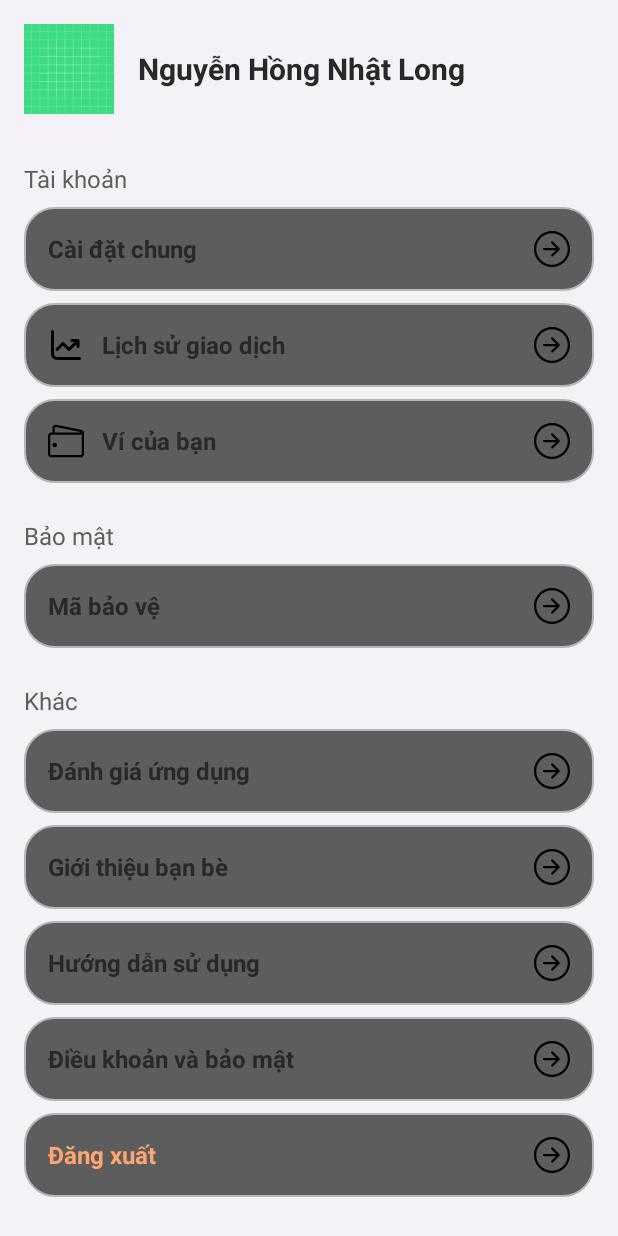
After one commit to duy321111/expense_tracker_app, an Android app: the ProfileActivity screen opened directly, with no data from a screen before it, on a phone screen of 412 x 824 dp. The commit adds this screen. Run offline under Robolectric (Android 15) with nearby library versions, the phone set to English and light mode, and no system bars.

```diff
--- /dev/null
+++ b/app/src/main/java/com/example/expense_tracker_app/ui/ProfileActivity.java
@@ -0,0 +1,33 @@
+package com.example.expense_tracker_app.ui;
+
+import android.os.Bundle;
+import androidx.appcompat.app.AppCompatActivity;
+import androidx.fragment.app.FragmentTransaction; // Import class này
+import com.example.expense_tracker_app.R;
+
+public class ProfileActivity extends AppCompatActivity {
+
+    @Override
+    protected void onCreate(Bundle savedInstanceState) {
+        super.onCreate(savedInstanceState);
+
+        // Gắn layout "cái khung" mà bạn vừa tạo ở Bước 1
+        setContentView(R.layout.activity_profile);
+
+        // Chỉ tải Fragment khi Activity được tạo lần đầu
+        if (savedInstanceState == null) {
+
+            // 1. Tạo một đối tượng ProfileFragment
+            ProfileFragment profileFragment = new ProfileFragment();
+
+            // 2. Lấy trình quản lý Fragment và bắt đầu giao dịch
+            FragmentTransaction transaction = getSupportFragmentManager().beginTransaction();
+
+            // 3. Thay thế nội dung của container (cái FrameLayout) bằng Fragment của bạn
+            transaction.replace(R.id.fragment_container_profile, profileFragment);
+
+            // 4. Hoàn tất giao dịch
+            transaction.commit();
+        }
+    }
+}
--- /dev/null
+++ b/app/src/main/java/com/example/expense_tracker_app/ui/ProfileFragment.java
@@ -0,0 +1,15 @@
+package com.example.expense_tracker_app.ui;
+
+import  com.example.expense_tracker_app.R;
+import android.os.Bundle;
+import android.view.LayoutInflater;
+import android.view.View;
+import android.view.ViewGroup;
+import androidx.fragment.app.Fragment;
+
+public class ProfileFragment extends Fragment {
+    @Override
+    public View onCreateView(LayoutInflater inflater, ViewGroup container, Bundle savedInstanceState) {
+        return inflater.inflate(R.layout.fragment_profile, container, false);
+    }
+}
--- /dev/null
+++ b/app/src/main/res/layout/activity_profile.xml
@@ -0,0 +1,7 @@
+<?xml version="1.0" encoding="utf-8"?>
+<FrameLayout xmlns:android="http://schemas.android.com/apk/res/android"
+    xmlns:tools="http://schemas.android.com/tools"
+    android:id="@+id/fragment_container_profile"
+    android:layout_width="match_parent"
+    android:layout_height="match_parent"
+    tools:context=".ui.ProfileActivity" />
--- a/app/src/main/res/layout/fragment_account_info.xml
+++ b/app/src/main/res/layout/fragment_account_info.xml
@@ -77,7 +77,6 @@
         android:layout_marginEnd="16dp"
         android:background="@drawable/bg_input"
         android:drawableStart="@drawable/user"
-        android:drawableEnd="@drawable/ic_edit_pen"
         android:drawablePadding="12dp"
         android:hint="@string/account_info_fullname_hint"
         android:padding="16dp"
@@ -106,7 +105,6 @@
         android:layout_marginTop="8dp"
         android:layout_marginEnd="16dp"
         android:background="@drawable/bg_input"
-        android:drawableStart="@drawable/ic_email"
         android:drawablePadding="12dp"
         android:hint="@string/account_info_email_hint"
         android:inputType="textEmailAddress"
@@ -135,7 +133,6 @@
         android:layout_marginTop="8dp"
         android:layout_marginEnd="16dp"
         android:background="@drawable/bg_input"
-        android:drawableStart="@drawable/ic_lock"
         android:drawableEnd="@drawable/password_svgrepo_com"
         android:drawablePadding="12dp"
         android:enabled="false"
--- a/app/src/main/res/layout/fragment_my_wallets.xml
+++ b/app/src/main/res/layout/fragment_my_wallets.xml
@@ -61,7 +61,7 @@
             android:textColor="@color/white"
             android:textSize="24sp"
             android:textStyle="bold"
-            app:layout_constraintStart_toStartOf="parsent"
+            app:layout_constraintStart_toStartOf="parent"
             app:layout_constraintTop_toTopOf="parent" />
 
     </androidx.cardview.widget.CardView>
--- a/app/src/main/res/layout/fragment_profile.xml
+++ b/app/src/main/res/layout/fragment_profile.xml
@@ -4,7 +4,7 @@
     android:layout_width="match_parent"
     android:layout_height="match_parent"
     android:background="@color/neutral_50"
-    tools:context=".ProfileFragment">
+    tools:context=".ui.ProfileFragment"> <!-- SỬA: Đã thêm .ui. cho đúng với file Java bạn tạo -->
 
     <LinearLayout
         android:layout_width="match_parent"
@@ -23,12 +23,16 @@
                 android:id="@+id/img_avatar"
                 android:layout_width="60dp"
                 android:layout_height="60dp"
-                android:src="@drawable/ic_launcher_background" /> <TextView
+                android:src="@drawable/ic_launcher_background"
+                android:contentDescription="@string/cd_user_avatar" />
+
+            <!-- SỬA LỖI: Đã tách TextView ra khỏi ImageView & Dùng @string -->
+            <TextView
                 android:id="@+id/tv_user_name"
                 android:layout_width="wrap_content"
                 android:layout_height="wrap_content"
                 android:layout_marginStart="16dp"
-            android:text="Nguyễn Hồng Nhật Long"
+                android:text="@string/profile_user_name"
                 android:textColor="@color/neutral_900"
                 android:textSize="20sp"
                 android:textStyle="bold" />
@@ -38,72 +42,74 @@
             android:layout_width="wrap_content"
             android:layout_height="wrap_content"
             android:layout_marginTop="16dp"
-            android:text="Tài khoản"
+            android:text="@string/profile_account"
             android:textColor="@color/neutral_700"
             android:textSize="16sp" />
 
+        <!-- SỬA: Thêm lại icon và dùng @string -->
         <TextView
             android:id="@+id/btn_account_info"
             style="@style/SettingsItem"
-            android:text="Cài đặt chung" />
+            android:text="@string/profile_settings_general" />
 
         <TextView
             android:id="@+id/btn_transaction_history"
             style="@style/SettingsItem"
-            android:text="Lịch sử giao dịch" />
+            app:drawableStartCompat="@drawable/ic_chart"
+            android:text="@string/profile_transaction_history" />
 
         <TextView
             android:id="@+id/btn_my_wallets"
             style="@style/SettingsItem"
-            android:text="Ví của bạn" />
+            app:drawableStartCompat="@drawable/ic_wallet"
+            android:text="@string/profile_my_wallets" />
 
         <TextView
             android:layout_width="wrap_content"
             android:layout_height="wrap_content"
             android:layout_marginTop="24dp"
-            android:text="Bảo mật"
+            android:text="@string/profile_security"
             android:textColor="@color/neutral_700"
             android:textSize="16sp" />
 
         <TextView
             android:id="@+id/btn_passcode"
             style="@style/SettingsItem"
-            android:text="Mã bảo vệ" />
+            android:text="@string/profile_passcode" />
 
 
         <TextView
             android:layout_width="wrap_content"
             android:layout_height="wrap_content"
             android:layout_marginTop="24dp"
-            android:text="Khác"
+            android:text="@string/profile_other"
             android:textColor="@color/neutral_700"
             android:textSize="16sp" />
 
         <TextView
             android:id="@+id/btn_rate_app"
             style="@style/SettingsItem"
-
-            android:text="Đánh giá ứng dụng" />
+            android:text="@string/profile_rate_app" />
 
         <TextView
             android:id="@+id/btn_refer_friend"
             style="@style/SettingsItem"
-            android:text="Giới thiệu bạn bè" />
+            android:text="@string/profile_refer_friend" />
 
         <TextView
             android:id="@+id/btn_help"
             style="@style/SettingsItem"
-            android:text="Hướng dẫn sử dụng" />
+            android:text="@string/profile_help" />
 
         <TextView
             android:id="@+id/btn_terms"
             style="@style/SettingsItem"
-            android:text="Điều khoản và bảo mật" />
+            android:text="@string/profile_terms" />
 
         <TextView
             android:id="@+id/btn_logout"
             style="@style/SettingsItem"
-            android:text="Đăng xuất"
+            android:text="@string/profile_logout"
             android:textColor="@color/accent_3" />
 
     </LinearLayout>
--- a/app/src/main/res/navigation/nav_graph.xml
+++ b/app/src/main/res/navigation/nav_graph.xml
@@ -13,7 +13,7 @@
 
     <fragment
         android:id="@+id/profileFragment"
-        android:name="com.example.expense_tracker_app.ProfileFragment"
+        android:name="com.example.expense_tracker_app.ui.ProfileFragment"
         android:label="fragment_profile"
         tools:layout="@layout/fragment_profile" >
 
```
Also changed, not shown: app/src/main/AndroidManifest.xml (+5 -2 lines), app/src/main/java/com/example/expense_tracker_app/ui/Home.java (+51 -2 lines), app/src/main/res/layout/home.xml (+59 -97 lines), app/src/main/res/layout/layout_bottom_nav_content.xml (added, +51 -0 lines), app/src/main/res/values/strings.xml (+51 -0 lines). Lines whose indentation alone changed are shown as unchanged.
